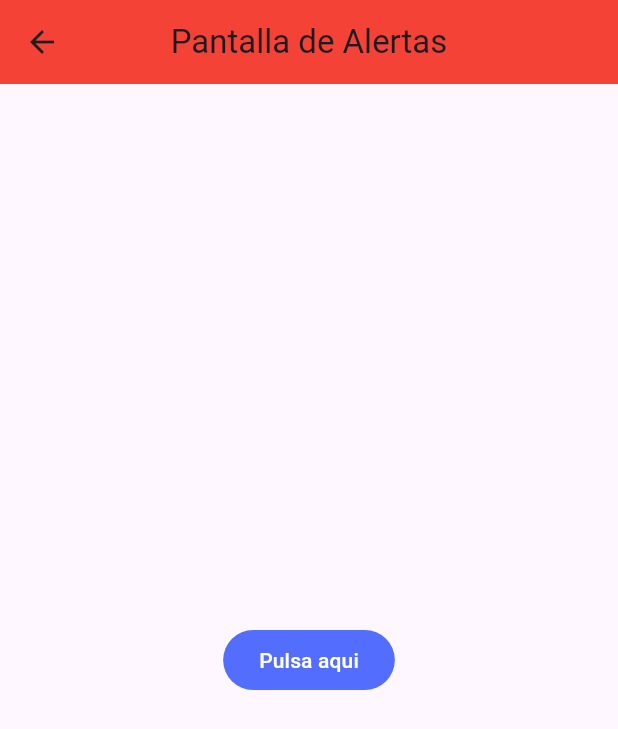
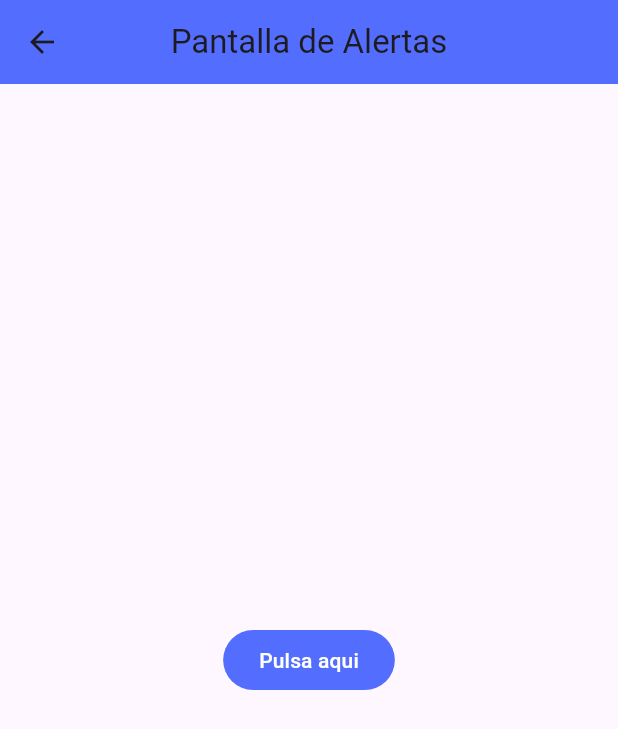
Before and after one commit to GrimmGW/componentes_flutter, a Flutter app: the AlertScreen screen opened by its route, on a phone screen of 412 x 824 dp. Shown: the top 729 px of the screen. Run offline on Flutter 3.47's test engine with Material 3 defaults, Android fonts, the phone set to English and light mode, and no system bars.

Commit message:
cambiando el color

```diff
--- a/lib/screens/alert_screen.dart
+++ b/lib/screens/alert_screen.dart
@@ -35,7 +35,7 @@ class AlertScreen extends StatelessWidget {
       appBar: AppBar(
         title: const Text('Pantalla de Alertas'),
         centerTitle: true,
-        backgroundColor: Colors.red,
+        backgroundColor: Colors.indigoAccent,
       ),
       body: Center(
          child: FilledButton(
```
